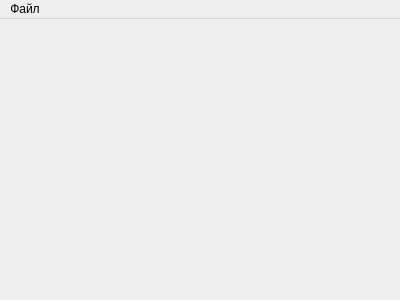
Qt form mainwindow.ui (WayZe/PhoneSelector) before a commit.
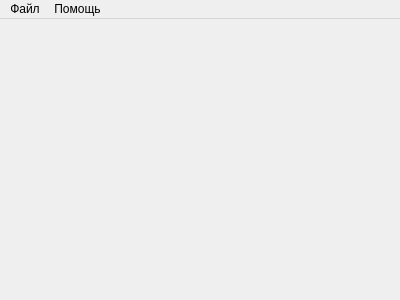
The same form after that commit.

Commit message: Added help button.

Diff of the .ui file:
```diff
--- a/mainwindow.ui
+++ b/mainwindow.ui
@@ -38,7 +38,14 @@
     <addaction name="separator"/>
     <addaction name="action_2"/>
    </widget>
+   <widget class="QMenu" name="menu_2">
+    <property name="title">
+     <string>Помощь</string>
+    </property>
+    <addaction name="action_3"/>
+   </widget>
    <addaction name="menu"/>
+   <addaction name="menu_2"/>
   </widget>
   <action name="action">
    <property name="text">
```
Left out of the diff: 5 changed lines with no effect on the pictures. The commit also changes 5 other files.
